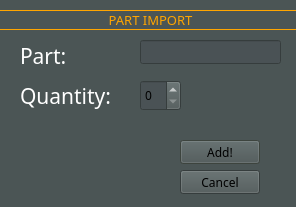
Above: addtostorage.ui from totargaming/AutomotiveRepairManagement before the change. Below: the same form after it.
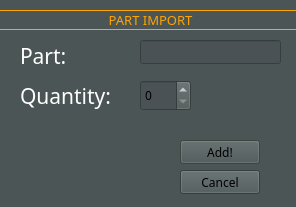
That is the form after the change.

The edit to the form file:
```diff
--- a/addtostorage.ui
+++ b/addtostorage.ui
@@ -558,7 +558,7 @@
     <rect>
      <x>140</x>
      <y>80</y>
-     <width>41</width>
+     <width>51</width>
      <height>31</height>
     </rect>
    </property>
@@ -567,6 +567,9 @@
      <family>Sitka</family>
     </font>
    </property>
+   <property name="maximum">
+    <number>1000</number>
+   </property>
   </widget>
   <widget class="QPushButton" name="addBtn">
    <property name="geometry">
```
